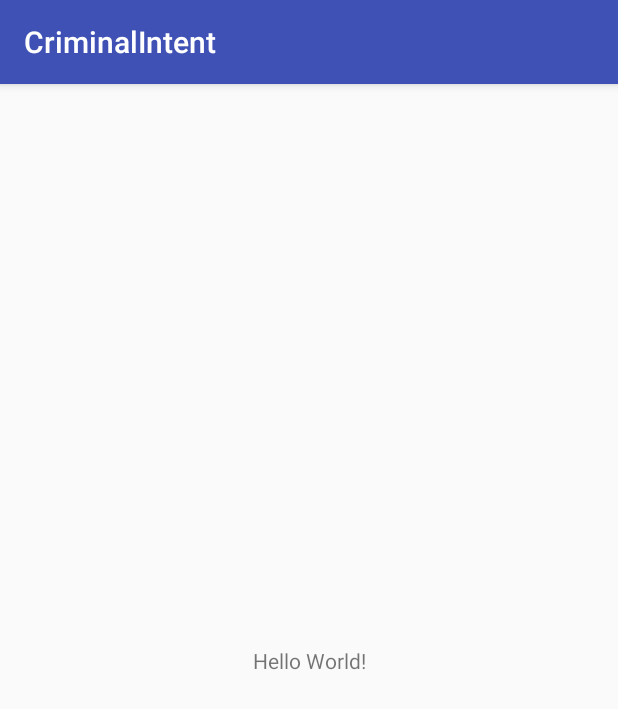
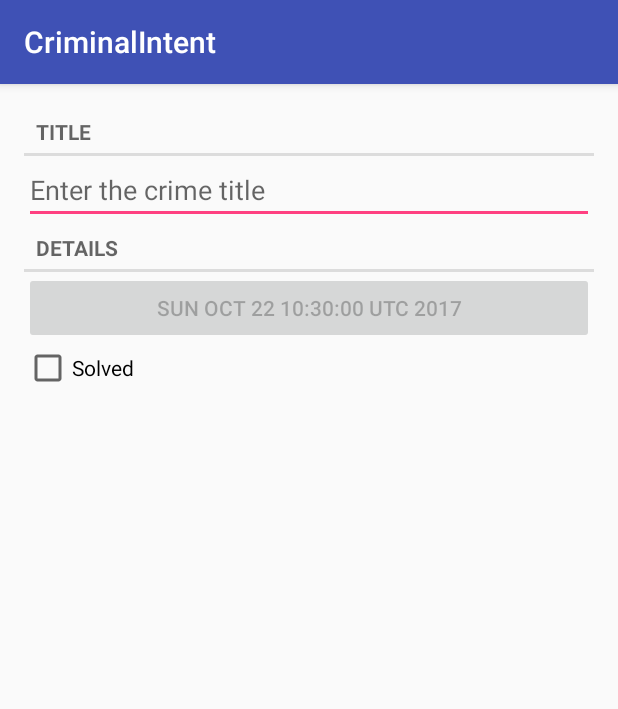
Before and after one commit to hatemsalem/CriminalIntent, an Android app: the screen it shows after launch (CrimeActivity), on a phone screen of 412 x 824 dp. Shown: the top 709 px of the screen. Run offline under Robolectric (Android 15) with nearby library versions, the phone set to English and light mode, and no system bars.

Commit message:
Implement Chapter07

```diff
--- /dev/null
+++ b/app/src/main/java/com/itraters/criminalintent/Crime.java
@@ -0,0 +1,57 @@
+package com.itraters.criminalintent;
+
+import java.util.Date;
+import java.util.UUID;
+
+/**
+ * Created by hasalem on 10/22/2017.
+ */
+
+public class Crime
+{
+    private UUID id;
+    private String title;
+    private Date date;
+    private boolean solved;
+
+    public Crime()
+    {
+        id=UUID.randomUUID();
+        date=new Date();
+    }
+
+    public UUID getId()
+    {
+        return id;
+    }
+
+    public String getTitle()
+    {
+        return title;
+    }
+
+    public void setTitle(String title)
+    {
+        this.title = title;
+    }
+
+    public Date getDate()
+    {
+        return date;
+    }
+
+    public void setDate(Date date)
+    {
+        this.date = date;
+    }
+
+    public boolean isSolved()
+    {
+        return solved;
+    }
+
+    public void setSolved(boolean solved)
+    {
+        this.solved = solved;
+    }
+}
--- a/app/src/main/java/com/itraters/criminalintent/CrimeActivity.java
+++ b/app/src/main/java/com/itraters/criminalintent/CrimeActivity.java
@@ -1,5 +1,7 @@
 package com.itraters.criminalintent;
 
+import android.support.v4.app.Fragment;
+import android.support.v4.app.FragmentManager;
 import android.support.v7.app.AppCompatActivity;
 import android.os.Bundle;
 
@@ -11,5 +13,11 @@ public class CrimeActivity extends AppCompatActivity
     {
         super.onCreate(savedInstanceState);
         setContentView(R.layout.activity_crime);
+        FragmentManager fm=getSupportFragmentManager();
+        Fragment fragment=fm.findFragmentById(R.id.fragmentContainer);
+        if(fragment==null)
+        {
+            fm.beginTransaction().add(R.id.fragmentContainer,new CrimeFragment()).commit();
+        }
     }
 }
--- /dev/null
+++ b/app/src/main/java/com/itraters/criminalintent/CrimeFragment.java
@@ -0,0 +1,77 @@
+package com.itraters.criminalintent;
+
+import android.os.Bundle;
+import android.support.annotation.Nullable;
+import android.support.v4.app.Fragment;
+import android.text.Editable;
+import android.text.TextWatcher;
+import android.view.LayoutInflater;
+import android.view.View;
+import android.view.ViewGroup;
+import android.widget.Button;
+import android.widget.CheckBox;
+import android.widget.CompoundButton;
+import android.widget.EditText;
+
+import static android.widget.CompoundButton.*;
+
+/**
+ * Created by hasalem on 10/22/2017.
+ */
+
+public class CrimeFragment extends Fragment
+{
+    private Crime crime;
+    private Button dateButton;
+    private EditText titleField;
+    private CheckBox solvedCheckBox;
+    @Override
+    public void onCreate(@Nullable Bundle savedInstanceState)
+    {
+        super.onCreate(savedInstanceState);
+        crime=new Crime();
+    }
+
+    @Nullable
+    @Override
+    public View onCreateView(LayoutInflater inflater, @Nullable ViewGroup container, @Nullable Bundle savedInstanceState)
+    {
+        View v=inflater.inflate(R.layout.fragment_crime,container,false);
+        dateButton=(Button)v.findViewById(R.id.crimeDate);
+        dateButton.setText(crime.getDate().toString());
+        dateButton.setEnabled(false);
+        titleField =(EditText) v.findViewById(R.id.crimeTitle);
+        titleField.addTextChangedListener(new TextWatcher()
+        {
+            @Override
+            public void beforeTextChanged(CharSequence s, int start, int count, int after)
+            {
+                //Donothing
+            }
+
+            @Override
+            public void onTextChanged(CharSequence s, int start, int before, int count)
+            {
+                crime.setTitle(s.toString());
+            }
+
+            @Override
+            public void afterTextChanged(Editable s)
+            {
+                //Donothing
+            }
+        });
+        solvedCheckBox=(CheckBox) v.findViewById(R.id.crimeSolved);
+        solvedCheckBox.setOnCheckedChangeListener(new OnCheckedChangeListener()
+        {
+            @Override
+            public void onCheckedChanged(CompoundButton buttonView, boolean isChecked)
+            {
+                crime.setSolved(isChecked);
+            }
+        });
+
+        return  v;
+    }
+
+}
--- a/app/src/main/res/layout/activity_crime.xml
+++ b/app/src/main/res/layout/activity_crime.xml
@@ -1,19 +1,7 @@
 <?xml version="1.0" encoding="utf-8"?>
-<android.support.constraint.ConstraintLayout
+<FrameLayout
     xmlns:android="http://schemas.android.com/apk/res/android"
-    xmlns:app="http://schemas.android.com/apk/res-auto"
-    xmlns:tools="http://schemas.android.com/tools"
+    android:id="@+id/fragmentContainer"
     android:layout_width="match_parent"
-    android:layout_height="match_parent"
-    tools:context="com.itraters.criminalintent.CrimeActivity">
-
-    <TextView
-        android:layout_width="wrap_content"
-        android:layout_height="wrap_content"
-        android:text="Hello World!"
-        app:layout_constraintBottom_toBottomOf="parent"
-        app:layout_constraintLeft_toLeftOf="parent"
-        app:layout_constraintRight_toRightOf="parent"
-        app:layout_constraintTop_toTopOf="parent"/>
-
-</android.support.constraint.ConstraintLayout>
+    android:layout_height="match_parent">
+</FrameLayout>
--- /dev/null
+++ b/app/src/main/res/layout/fragment_crime.xml
@@ -0,0 +1,39 @@
+<?xml version="1.0" encoding="utf-8"?>
+<LinearLayout xmlns:android="http://schemas.android.com/apk/res/android"
+              xmlns:tools="http://schemas.android.com/tools"
+              android:orientation="vertical"
+              android:layout_width="match_parent"
+              android:layout_margin="16dp"
+              android:layout_height="match_parent">
+
+    <TextView
+        style="?android:listSeparatorTextViewStyle"
+        android:id="@+id/textView"
+        android:layout_width="match_parent"
+        android:layout_height="wrap_content"
+        android:text="@string/crimeTitleLabel"/>
+    <EditText
+        android:id="@+id/crimeTitle"
+        android:layout_width="match_parent"
+        android:layout_height="wrap_content"
+        android:hint="@string/crimeTitleHint"/>
+
+    <TextView
+        style="?android:listSeparatorTextViewStyle"
+        android:layout_width="match_parent"
+        android:layout_height="wrap_content"
+        android:text="@string/crimeDetailsLabel"/>
+
+    <Button
+        android:id="@+id/crimeDate"
+        android:layout_width="match_parent"
+        android:layout_height="wrap_content"
+        tools:text="Date"
+        />
+
+    <CheckBox
+        android:id="@+id/crimeSolved"
+        android:layout_width="match_parent"
+        android:layout_height="wrap_content"
+        android:text="@string/crimeSolvedLabel"/>
+</LinearLayout>
--- a/app/src/main/res/values/strings.xml
+++ b/app/src/main/res/values/strings.xml
@@ -1,3 +1,7 @@
 <resources>
     <string name="app_name">CriminalIntent</string>
+    <string name="crimeTitleHint">Enter the crime title</string>
+    <string name="crimeTitleLabel">Title</string>
+    <string name="crimeDetailsLabel">Details</string>
+    <string name="crimeSolvedLabel">Solved</string>
 </resources>
```
